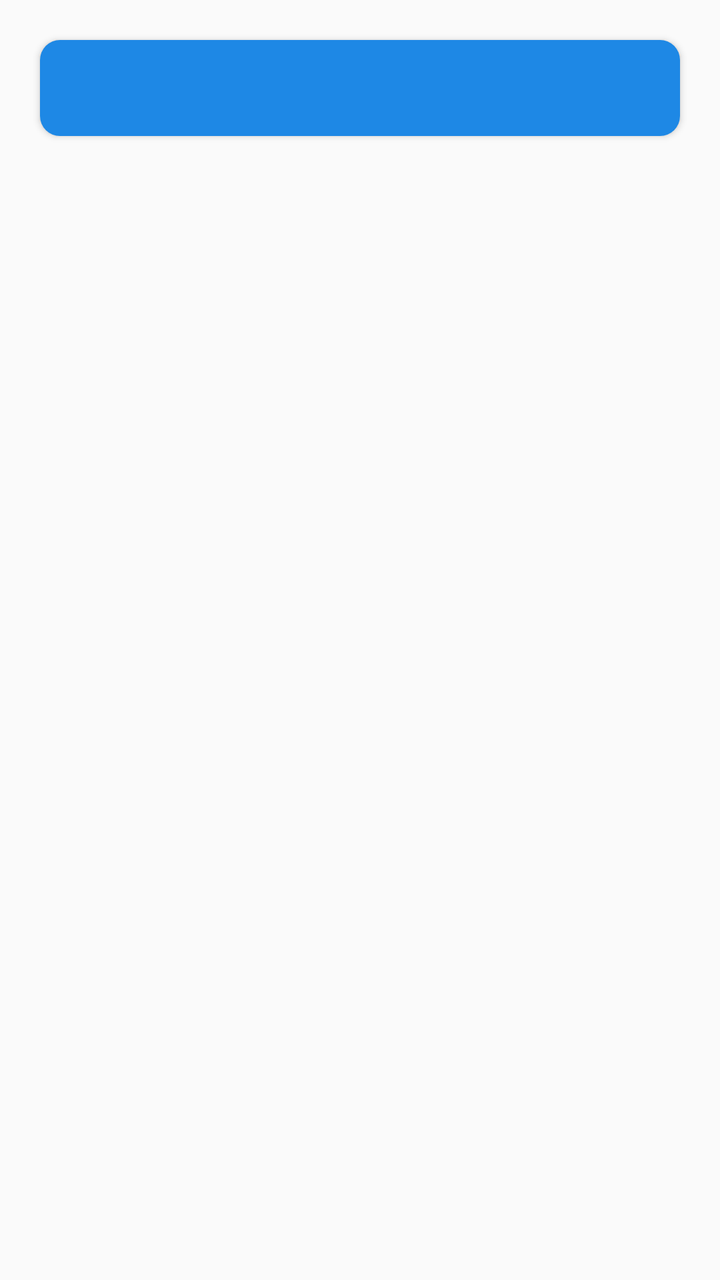
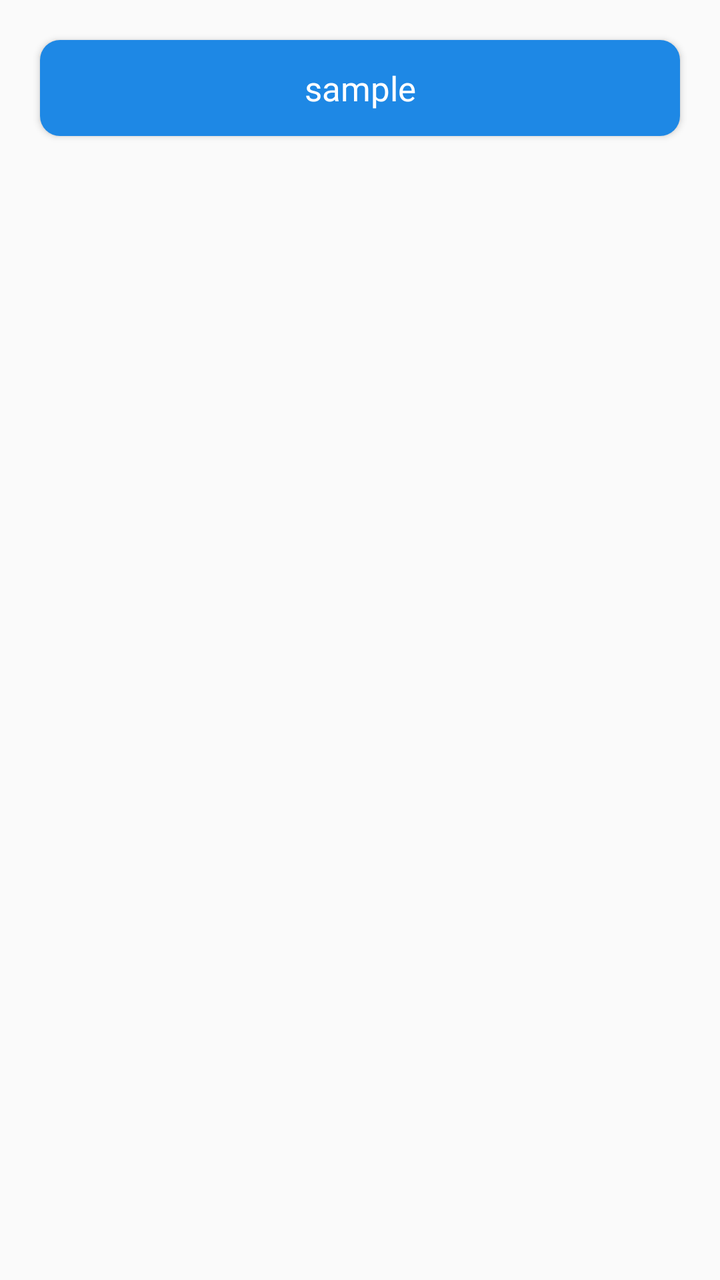

Two renders of the same Android screen: before a commit and after it. Below are the layout's source before the change and the commit's diff.
<!-- AndroidManifest.xml: application theme AppTheme -->
<!-- res/layout/list_item_exam.xml -->
<LinearLayout xmlns:android="http://schemas.android.com/apk/res/android"
    android:layout_width="match_parent"
    android:layout_height="wrap_content"
    xmlns:tools="http://schemas.android.com/tools"
    android:orientation="vertical">


    <Button
        android:id="@+id/btnSample"
        android:layout_width="match_parent"
        android:layout_height="48dp"
        android:layout_margin="20dp"
        android:layout_gravity="center_horizontal"
        android:background="@drawable/btn_bg"
        android:elevation="5dp"
        android:fontFamily="@font/roboto_regular"
        android:textAllCaps="false"
        android:textSize="17sp"
        android:textColor="@color/btn_text_color"
        tools:targetApi="lollipop"
        tools:ignore="UsingOnClickInXml" />

</LinearLayout>
<!-- resources referenced by this layout -->
<resources>
  <color name="btn_text_color">#ffffff</color>
  <!-- drawable btn_bg (drawable) -->
  <?xml version="1.0" encoding="utf-8"?>
  <shape xmlns:android="http://schemas.android.com/apk/res/android"
      android:shape="rectangle">
      <corners
          android:bottomLeftRadius="10dp"
          android:bottomRightRadius="10dp"
          android:topLeftRadius="10dp"
          android:topRightRadius="10dp" />
      <solid android:color="@color/blue" />
  </shape>
  <style name="AppTheme" parent="@style/Theme.AppCompat.DayNight.NoActionBar">
          <item name="colorPrimary">@color/blue</item>
          <item name="colorPrimaryDark">@color/gray</item>
          <item name="colorAccent">@color/gray</item>
      </style>
  <color name="blue">#1e88e5</color>
  <color name="gray">#5f5f5f</color>
</resources>

<!-- the commit's change to res/layout/list_item_exam.xml (unified diff, before → after) -->
@@ -14,6 +14,8 @@
         android:background="@drawable/btn_bg"
         android:elevation="5dp"
         android:fontFamily="@font/roboto_regular"
+        android:text="@string/default_btn_title"
+        android:padding="4dp"
         android:textAllCaps="false"
         android:textSize="17sp"
         android:textColor="@color/btn_text_color"
<!-- resource entries referenced after the edit -->
@@ -12,6 +12,7 @@
           android:topRightRadius="10dp" />
       <solid android:color="@color/blue" />
   </shape>
+  <string name="default_btn_title">sample</string>
   <style name="AppTheme" parent="@style/Theme.AppCompat.DayNight.NoActionBar">
           <item name="colorPrimary">@color/blue</item>
           <item name="colorPrimaryDark">@color/gray</item>
